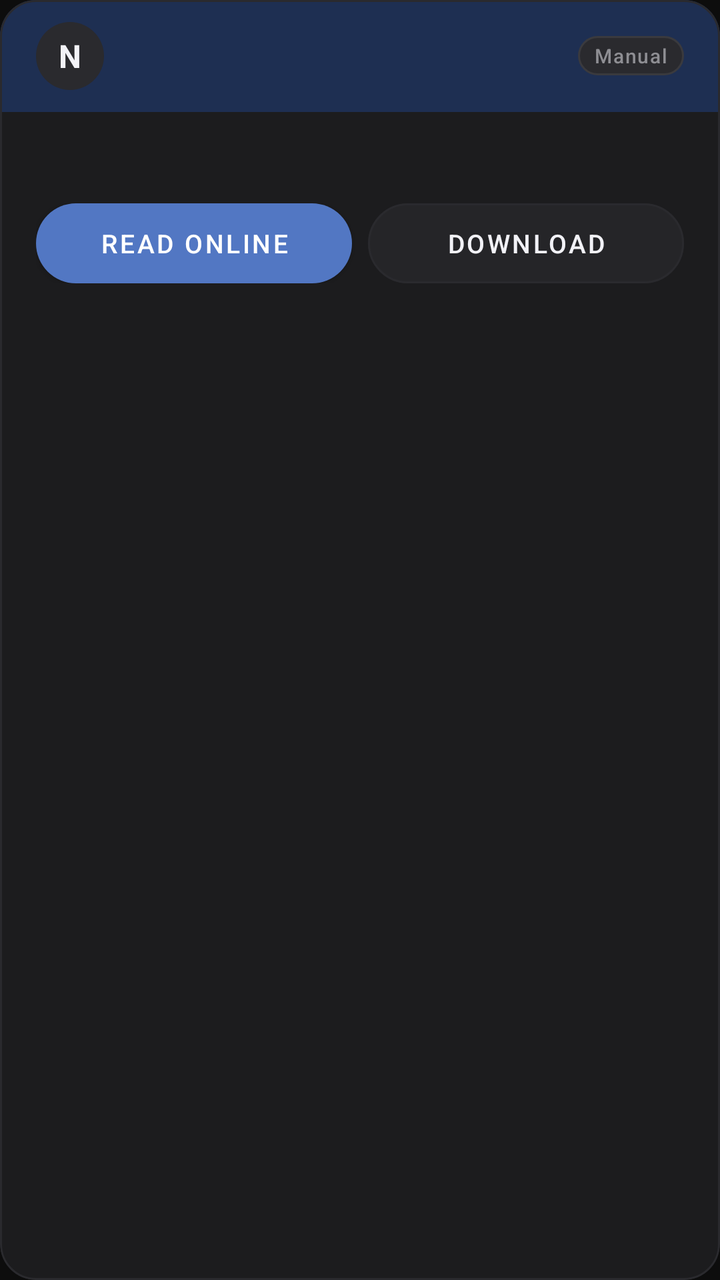
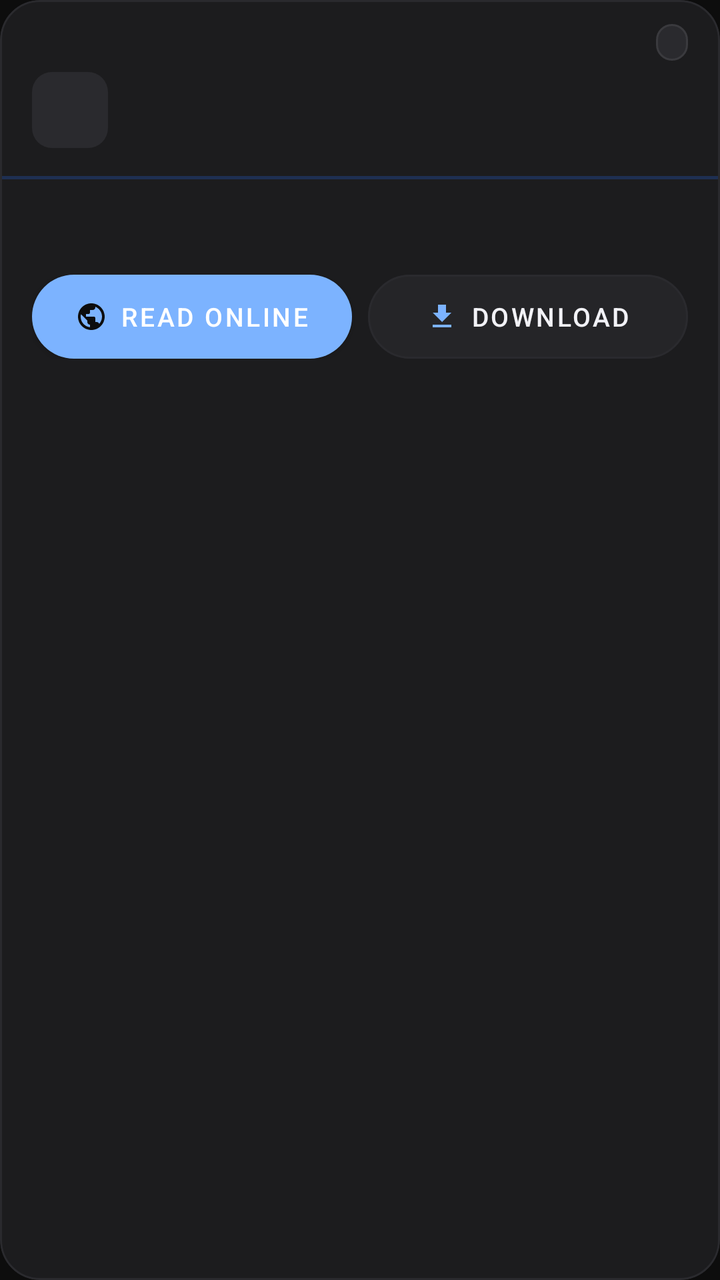

Compare the two renders of this Android layout. The source of the first and the diff that turns it into the second are given below.
<!-- AndroidManifest.xml: application theme Theme.NixDocBrowser -->
<!-- res/layout/item_doc.xml -->
<?xml version="1.0" encoding="utf-8"?>
<com.google.android.material.card.MaterialCardView
    xmlns:android="http://schemas.android.com/apk/res/android"
    xmlns:app="http://schemas.android.com/apk/res-auto"
    android:layout_width="match_parent"
    android:layout_height="wrap_content"
    android:layout_marginStart="4dp"
    android:layout_marginEnd="4dp"
    android:layout_marginBottom="10dp"
    app:cardBackgroundColor="@color/surface_card"
    app:cardCornerRadius="18dp"
    app:cardElevation="0dp"
    app:strokeWidth="1dp"
    app:strokeColor="@color/divider">

    <LinearLayout
        android:layout_width="match_parent"
        android:layout_height="wrap_content"
        android:orientation="vertical">

        
        <FrameLayout
            android:id="@+id/card_banner"
            android:layout_width="match_parent"
            android:layout_height="56dp"
            android:background="@color/nixos_blue_dim"
            android:paddingStart="18dp"
            android:paddingEnd="18dp">

            <LinearLayout
                android:layout_width="match_parent"
                android:layout_height="wrap_content"
                android:layout_gravity="center_vertical"
                android:orientation="horizontal"
                android:gravity="center_vertical">

                
                <FrameLayout
                    android:id="@+id/icon_circle"
                    android:layout_width="34dp"
                    android:layout_height="34dp"
                    android:background="@drawable/icon_circle_bg"
                    android:layout_marginEnd="12dp">

                    <TextView
                        android:id="@+id/doc_icon"
                        android:layout_width="wrap_content"
                        android:layout_height="wrap_content"
                        android:layout_gravity="center"
                        android:text="N"
                        android:textSize="16sp"
                        android:textStyle="bold"
                        android:textColor="@color/text_primary" />
                </FrameLayout>

                <TextView
                    android:id="@+id/doc_title"
                    android:layout_width="0dp"
                    android:layout_height="wrap_content"
                    android:layout_weight="1"
                    android:textSize="16sp"
                    android:textStyle="bold"
                    android:textColor="@color/text_primary"
                    android:fontFamily="sans-serif-medium" />

                
                <TextView
                    android:id="@+id/doc_tag"
                    android:layout_width="wrap_content"
                    android:layout_height="wrap_content"
                    android:text="Manual"
                    android:textSize="10sp"
                    android:textColor="@color/text_secondary"
                    android:background="@drawable/tag_bg"
                    android:paddingStart="8dp"
                    android:paddingEnd="8dp"
                    android:paddingTop="3dp"
                    android:paddingBottom="3dp"
                    android:fontFamily="sans-serif-medium"
                    android:letterSpacing="0.06" />
            </LinearLayout>
        </FrameLayout>

        
        <LinearLayout
            android:layout_width="match_parent"
            android:layout_height="wrap_content"
            android:orientation="vertical"
            android:paddingStart="18dp"
            android:paddingEnd="18dp"
            android:paddingTop="14dp"
            android:paddingBottom="16dp">

            <TextView
                android:id="@+id/doc_subtitle"
                android:layout_width="match_parent"
                android:layout_height="wrap_content"
                android:textSize="13sp"
                android:textColor="@color/text_secondary"
                android:lineSpacingExtra="2dp" />

            
            <LinearLayout
                android:id="@+id/offline_status_row"
                android:layout_width="match_parent"
                android:layout_height="wrap_content"
                android:orientation="horizontal"
                android:gravity="center_vertical"
                android:layout_marginTop="10dp"
                android:visibility="gone">

                <View
                    android:id="@+id/offline_dot"
                    android:layout_width="6dp"
                    android:layout_height="6dp"
                    android:background="@drawable/dot_available"
                    android:layout_marginEnd="6dp" />

                <TextView
                    android:id="@+id/offline_status_text"
                    android:layout_width="wrap_content"
                    android:layout_height="wrap_content"
                    android:text="Saved offline"
                    android:textSize="11sp"
                    android:textColor="@color/cookbook_green" />
            </LinearLayout>

            
            <LinearLayout
                android:layout_width="match_parent"
                android:layout_height="wrap_content"
                android:orientation="horizontal"
                android:layout_marginTop="14dp"
                android:gravity="start">

                <com.google.android.material.button.MaterialButton
                    android:id="@+id/btn_read_online"
                    android:layout_width="0dp"
                    android:layout_height="40dp"
                    android:layout_weight="1"
                    android:text="@string/read_online"
                    android:textSize="13sp"
                    android:fontFamily="sans-serif-medium"
                    android:insetTop="0dp"
                    android:insetBottom="0dp"
                    app:cornerRadius="20dp"
                    app:backgroundTint="@color/nixos_blue"
                    android:textColor="#FFFFFF"
                    android:layout_marginEnd="8dp"
                    style="@style/Widget.MaterialComponents.Button" />

                <com.google.android.material.button.MaterialButton
                    android:id="@+id/btn_download"
                    android:layout_width="0dp"
                    android:layout_height="40dp"
                    android:layout_weight="1"
                    android:text="@string/download_offline"
                    android:textSize="13sp"
                    android:fontFamily="sans-serif-medium"
                    android:insetTop="0dp"
                    android:insetBottom="0dp"
                    app:cornerRadius="20dp"
                    app:backgroundTint="@color/surface_variant"
                    android:textColor="@color/text_primary"
                    app:strokeColor="@color/divider"
                    app:strokeWidth="1dp"
                    style="@style/Widget.MaterialComponents.Button.OutlinedButton" />
            </LinearLayout>
        </LinearLayout>
    </LinearLayout>

</com.google.android.material.card.MaterialCardView>
<!-- resources referenced by this layout -->
<resources>
  <color name="cookbook_green">#4CAF82</color>
  <color name="divider">#2A2A2E</color>
  <color name="nixos_blue">#5277C3</color>
  <color name="nixos_blue_dim">#1E2F52</color>
  <color name="surface_card">#1C1C1E</color>
  <color name="surface_variant">#252528</color>
  <color name="text_primary">#F2F2F7</color>
  <color name="text_secondary">#8E8E93</color>
  <!-- drawable dot_available (drawable) -->
  <?xml version="1.0" encoding="utf-8"?>
  <shape xmlns:android="http://schemas.android.com/apk/res/android"
      android:shape="oval">
      <solid android:color="#4CAF82" />
  </shape>
  <!-- drawable icon_circle_bg (drawable) -->
  <?xml version="1.0" encoding="utf-8"?>
  <shape xmlns:android="http://schemas.android.com/apk/res/android"
      android:shape="oval">
      <solid android:color="#2A2A2E" />
  </shape>
  <!-- drawable tag_bg (drawable) -->
  <?xml version="1.0" encoding="utf-8"?>
  <shape xmlns:android="http://schemas.android.com/apk/res/android"
      android:shape="rectangle">
      <solid android:color="#2A2A2E" />
      <corners android:radius="20dp" />
      <stroke android:width="1dp" android:color="#3A3A3E" />
  </shape>
  <string name="download_offline">Download</string>
  <string name="read_online">Read Online</string>
  <color name="accent">#7CB3FF</color>
  <color name="accent_dark">#5A8FD6</color>
  <color name="btn_text">#0D0D0D</color>
  <color name="bg_dark">#0D0D0D</color>
  <style name="NixToolbar" parent="Widget.AppCompat.Toolbar">
          <item name="android:background">@color/surface_dark</item>
          <item name="titleTextColor">@color/text_primary</item>
          <item name="subtitleTextColor">@color/text_secondary</item>
      </style>
  <style name="NixCard" parent="Widget.MaterialComponents.CardView">
          <item name="cardBackgroundColor">@color/surface_card</item>
          <item name="cardCornerRadius">16dp</item>
          <item name="cardElevation">0dp</item>
          <item name="strokeWidth">1dp</item>
          <item name="strokeColor">@color/divider</item>
      </style>
  <color name="surface_dark">#161616</color>
  <!-- unchanged entries left out for length: 1 -->
</resources>

<!-- the commit's change to res/layout/item_doc.xml (unified diff, before → after) -->
@@ -6,9 +6,9 @@
     android:layout_height="wrap_content"
     android:layout_marginStart="4dp"
     android:layout_marginEnd="4dp"
-    android:layout_marginBottom="10dp"
+    android:layout_marginBottom="12dp"
     app:cardBackgroundColor="@color/surface_card"
-    app:cardCornerRadius="18dp"
+    app:cardCornerRadius="20dp"
     app:cardElevation="0dp"
     app:strokeWidth="1dp"
     app:strokeColor="@color/divider">
@@ -22,54 +22,30 @@
         <FrameLayout
             android:id="@+id/card_banner"
             android:layout_width="match_parent"
-            android:layout_height="56dp"
-            android:background="@color/nixos_blue_dim"
-            android:paddingStart="18dp"
-            android:paddingEnd="18dp">
-
-            <LinearLayout
-                android:layout_width="match_parent"
-                android:layout_height="wrap_content"
-                android:layout_gravity="center_vertical"
-                android:orientation="horizontal"
-                android:gravity="center_vertical">
-
-                
-                <FrameLayout
-                    android:id="@+id/icon_circle"
-                    android:layout_width="34dp"
-                    android:layout_height="34dp"
-                    android:background="@drawable/icon_circle_bg"
-                    android:layout_marginEnd="12dp">
-
-                    <TextView
-                        android:id="@+id/doc_icon"
-                        android:layout_width="wrap_content"
-                        android:layout_height="wrap_content"
-                        android:layout_gravity="center"
-                        android:text="N"
-                        android:textSize="16sp"
-                        android:textStyle="bold"
-                        android:textColor="@color/text_primary" />
-                </FrameLayout>
-
-                <TextView
-                    android:id="@+id/doc_title"
-                    android:layout_width="0dp"
-                    android:layout_height="wrap_content"
-                    android:layout_weight="1"
-                    android:textSize="16sp"
-                    android:textStyle="bold"
-                    android:textColor="@color/text_primary"
-                    android:fontFamily="sans-serif-medium" />
-
-                
+            android:layout_height="88dp">
+
+            
+            <View
+                android:id="@+id/banner_gradient"
+                android:layout_width="match_parent"
+                android:layout_height="match_parent" />
+
+            
+            <LinearLayout
+                android:layout_width="match_parent"
+                android:layout_height="wrap_content"
+                android:layout_gravity="top"
+                android:orientation="horizontal"
+                android:paddingStart="16dp"
+                android:paddingEnd="16dp"
+                android:paddingTop="12dp"
+                android:gravity="end">
+
                 <TextView
                     android:id="@+id/doc_tag"
                     android:layout_width="wrap_content"
                     android:layout_height="wrap_content"
-                    android:text="Manual"
-                    android:textSize="10sp"
+                    android:textSize="9sp"
                     android:textColor="@color/text_secondary"
                     android:background="@drawable/tag_bg"
                     android:paddingStart="8dp"
@@ -77,17 +53,65 @@
                     android:paddingTop="3dp"
                     android:paddingBottom="3dp"
                     android:fontFamily="sans-serif-medium"
-                    android:letterSpacing="0.06" />
+                    android:letterSpacing="0.1" />
+            </LinearLayout>
+
+            
+            <LinearLayout
+                android:layout_width="match_parent"
+                android:layout_height="wrap_content"
+                android:layout_gravity="bottom"
+                android:orientation="horizontal"
+                android:gravity="center_vertical"
+                android:paddingStart="16dp"
+                android:paddingEnd="16dp"
+                android:paddingBottom="14dp">
+
+                
+                <FrameLayout
+                    android:id="@+id/icon_circle"
+                    android:layout_width="38dp"
+                    android:layout_height="38dp"
+                    android:background="@drawable/icon_rounded_sq"
+                    android:layout_marginEnd="12dp">
+
+                    <TextView
+                        android:id="@+id/doc_icon"
+                        android:layout_width="wrap_content"
+                        android:layout_height="wrap_content"
+                        android:layout_gravity="center"
+                        android:textSize="14sp"
+                        android:textStyle="bold"
+                        android:textColor="@color/text_primary"
+                        android:fontFamily="sans-serif-medium" />
+                </FrameLayout>
+
+                <TextView
+                    android:id="@+id/doc_title"
+                    android:layout_width="0dp"
+                    android:layout_height="wrap_content"
+                    android:layout_weight="1"
+                    android:textSize="17sp"
+                    android:textStyle="bold"
+                    android:textColor="@color/text_primary"
+                    android:fontFamily="sans-serif-medium" />
             </LinearLayout>
         </FrameLayout>
+
+        
+        <View
+            android:id="@+id/accent_line"
+            android:layout_width="match_parent"
+            android:layout_height="1.5dp"
+            android:background="@color/nixos_blue_dim" />
 
         
         <LinearLayout
             android:layout_width="match_parent"
             android:layout_height="wrap_content"
             android:orientation="vertical"
-            android:paddingStart="18dp"
-            android:paddingEnd="18dp"
+            android:paddingStart="16dp"
+            android:paddingEnd="16dp"
             android:paddingTop="14dp"
             android:paddingBottom="16dp">
 
@@ -97,7 +121,7 @@
                 android:layout_height="wrap_content"
                 android:textSize="13sp"
                 android:textColor="@color/text_secondary"
-                android:lineSpacingExtra="2dp" />
+                android:lineSpacingExtra="3dp" />
 
             
             <LinearLayout
@@ -110,41 +134,42 @@
                 android:visibility="gone">
 
                 <View
-                    android:id="@+id/offline_dot"
-                    android:layout_width="6dp"
-                    android:layout_height="6dp"
+                    android:layout_width="7dp"
+                    android:layout_height="7dp"
                     android:background="@drawable/dot_available"
-                    android:layout_marginEnd="6dp" />
+                    android:layout_marginEnd="7dp" />
 
                 <TextView
-                    android:id="@+id/offline_status_text"
                     android:layout_width="wrap_content"
                     android:layout_height="wrap_content"
-                    android:text="Saved offline"
+                    android:text="Available offline"
                     android:textSize="11sp"
-                    android:textColor="@color/cookbook_green" />
-            </LinearLayout>
-
-            
-            <LinearLayout
-                android:layout_width="match_parent"
-                android:layout_height="wrap_content"
-                android:orientation="horizontal"
-                android:layout_marginTop="14dp"
-                android:gravity="start">
+                    android:textColor="@color/cookbook_green"
+                    android:fontFamily="sans-serif-medium" />
+            </LinearLayout>
+
+            
+            <LinearLayout
+                android:layout_width="match_parent"
+                android:layout_height="wrap_content"
+                android:orientation="horizontal"
+                android:layout_marginTop="16dp">
 
                 <com.google.android.material.button.MaterialButton
                     android:id="@+id/btn_read_online"
                     android:layout_width="0dp"
-                    android:layout_height="40dp"
+                    android:layout_height="42dp"
                     android:layout_weight="1"
                     android:text="@string/read_online"
                     android:textSize="13sp"
                     android:fontFamily="sans-serif-medium"
                     android:insetTop="0dp"
                     android:insetBottom="0dp"
-                    app:cornerRadius="20dp"
-                    app:backgroundTint="@color/nixos_blue"
+                    app:icon="@drawable/ic_web"
+                    app:iconSize="16dp"
+                    app:iconGravity="textStart"
+                    app:iconPadding="6dp"
+                    app:cornerRadius="21dp"
                     android:textColor="#FFFFFF"
                     android:layout_marginEnd="8dp"
                     style="@style/Widget.MaterialComponents.Button" />
@@ -152,14 +177,18 @@
                 <com.google.android.material.button.MaterialButton
                     android:id="@+id/btn_download"
                     android:layout_width="0dp"
-                    android:layout_height="40dp"
+                    android:layout_height="42dp"
                     android:layout_weight="1"
                     android:text="@string/download_offline"
                     android:textSize="13sp"
                     android:fontFamily="sans-serif-medium"
                     android:insetTop="0dp"
                     android:insetBottom="0dp"
-                    app:cornerRadius="20dp"
+                    app:icon="@drawable/ic_download"
+                    app:iconSize="16dp"
+                    app:iconGravity="textStart"
+                    app:iconPadding="6dp"
+                    app:cornerRadius="21dp"
                     app:backgroundTint="@color/surface_variant"
                     android:textColor="@color/text_primary"
                     app:strokeColor="@color/divider"
<!-- resource entries referenced after the edit -->
@@ -2,7 +2,6 @@
 <resources>
   <color name="cookbook_green">#4CAF82</color>
   <color name="divider">#2A2A2E</color>
-  <color name="nixos_blue">#5277C3</color>
   <color name="nixos_blue_dim">#1E2F52</color>
   <color name="surface_card">#1C1C1E</color>
   <color name="surface_variant">#252528</color>
@@ -14,11 +13,28 @@
       android:shape="oval">
       <solid android:color="#4CAF82" />
   </shape>
-  <!-- drawable icon_circle_bg (drawable) -->
+  <!-- drawable ic_download (drawable) -->
+  <?xml version="1.0" encoding="utf-8"?>
+  <vector xmlns:android="http://schemas.android.com/apk/res/android"
+      android:width="18dp" android:height="18dp"
+      android:viewportWidth="24" android:viewportHeight="24">
+      <path android:fillColor="#CCCCCC"
+          android:pathData="M19,9h-4V3H9v6H5l7,7 7,-7zM5,18v2h14v-2H5z"/>
+  </vector>
+  <!-- drawable ic_web (drawable) -->
+  <?xml version="1.0" encoding="utf-8"?>
+  <vector xmlns:android="http://schemas.android.com/apk/res/android"
+      android:width="18dp" android:height="18dp"
+      android:viewportWidth="24" android:viewportHeight="24">
+      <path android:fillColor="#FFFFFF"
+          android:pathData="M12,2C6.48,2 2,6.48 2,12s4.48,10 10,10 10,-4.48 10,-10S17.52,2 12,2zM11,19.93c-3.95,-0.49 -7,-3.85 -7,-7.93 0,-0.62 0.08,-1.21 0.21,-1.79L9,15v1c0,1.1 0.9,2 2,2v1.93zM17.9,17.39c-0.26,-0.81 -1,-1.39 -1.9,-1.39h-1v-3c0,-0.55 -0.45,-1 -1,-1H8v-2h2c0.55,0 1,-0.45 1,-1V7h2c1.1,0 2,-0.9 2,-2v-0.41c2.93,1.19 5,4.06 5,7.41 0,2.08 -0.8,3.97 -2.1,5.39z"/>
+  </vector>
+  <!-- drawable icon_rounded_sq (drawable) -->
   <?xml version="1.0" encoding="utf-8"?>
   <shape xmlns:android="http://schemas.android.com/apk/res/android"
-      android:shape="oval">
+      android:shape="rectangle">
       <solid android:color="#2A2A2E" />
+      <corners android:radius="10dp" />
   </shape>
   <!-- drawable tag_bg (drawable) -->
   <?xml version="1.0" encoding="utf-8"?>
